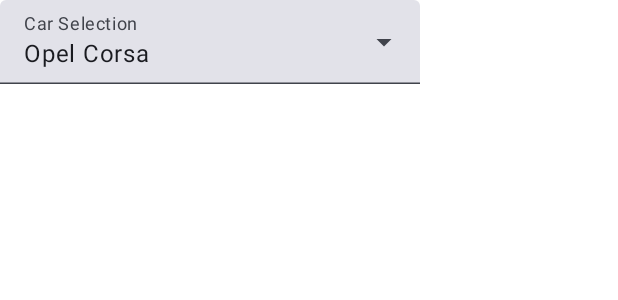
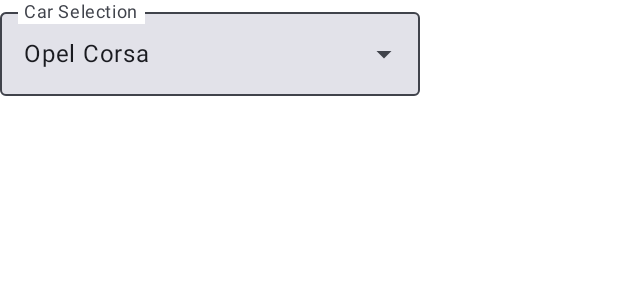
Before and after one commit to panosdim/car-maintenance, an Android app built with Jetpack Compose: the @Preview function CarSelectionPreview, on a phone screen of 412 x 824 dp. Shown: the top 300 px of the screen. Run offline under Robolectric (Android 15) with nearby library versions, the phone set to English and light mode, and no system bars.

Commit message:
Use OutlinedTextField and string resources

```diff
--- a/app/src/main/java/com/panosdim/carmaintenance/ui/CarSelection.kt
+++ b/app/src/main/java/com/panosdim/carmaintenance/ui/CarSelection.kt
@@ -4,7 +4,9 @@ import androidx.compose.material3.*
 import androidx.compose.runtime.*
 import androidx.compose.runtime.saveable.rememberSaveable
 import androidx.compose.ui.Modifier
+import androidx.compose.ui.res.stringResource
 import androidx.compose.ui.tooling.preview.Preview
+import com.panosdim.carmaintenance.R
 import com.panosdim.carmaintenance.model.Car
 import com.panosdim.carmaintenance.model.Service
 import com.panosdim.carmaintenance.ui.theme.CarMaintenanceTheme
@@ -30,12 +32,12 @@ fun CarSelection(
         expanded = expanded,
         onExpandedChange = { expanded = !expanded },
     ) {
-        TextField(
+        OutlinedTextField(
             modifier = Modifier.menuAnchor(),
             readOnly = true,
             value = selectedOptionText,
             onValueChange = {},
-            label = { Text("Car Selection") },
+            label = { Text(text = stringResource(R.string.car_selection)) },
             trailingIcon = { ExposedDropdownMenuDefaults.TrailingIcon(expanded = expanded) },
             colors = ExposedDropdownMenuDefaults.textFieldColors(),
         )
@@ -56,7 +58,7 @@ fun CarSelection(
             }
 
             DropdownMenuItem(
-                text = { Text("Add New Car") },
+                text = { Text(text = stringResource(R.string.add_new_car)) },
                 onClick = {
                     openDialog = true
                     expanded = false
--- a/app/src/main/res/values/strings.xml
+++ b/app/src/main/res/values/strings.xml
@@ -2,4 +2,6 @@
     <string name="app_name">Car Maintenance</string>
     <string name="channel_name">Car Needs Attendance</string>
     <string name="new_version">New version found and is downloading on the background.</string>
+    <string name="car_selection">Car Selection</string>
+    <string name="add_new_car">Add New Car</string>
 </resources>
```
